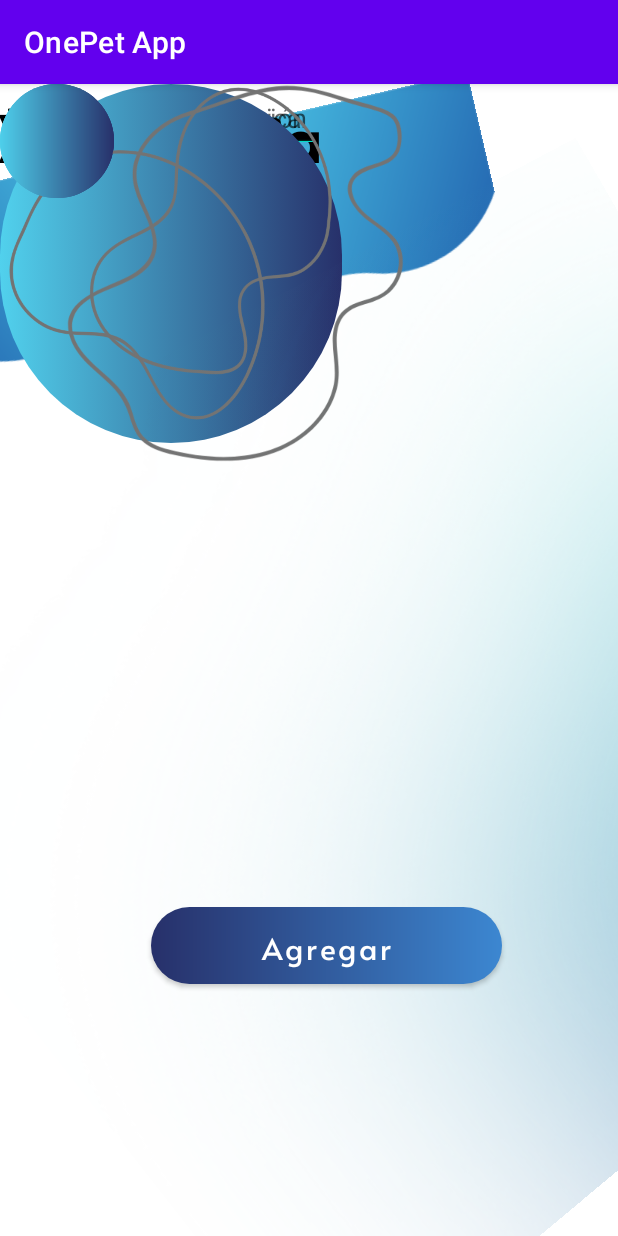
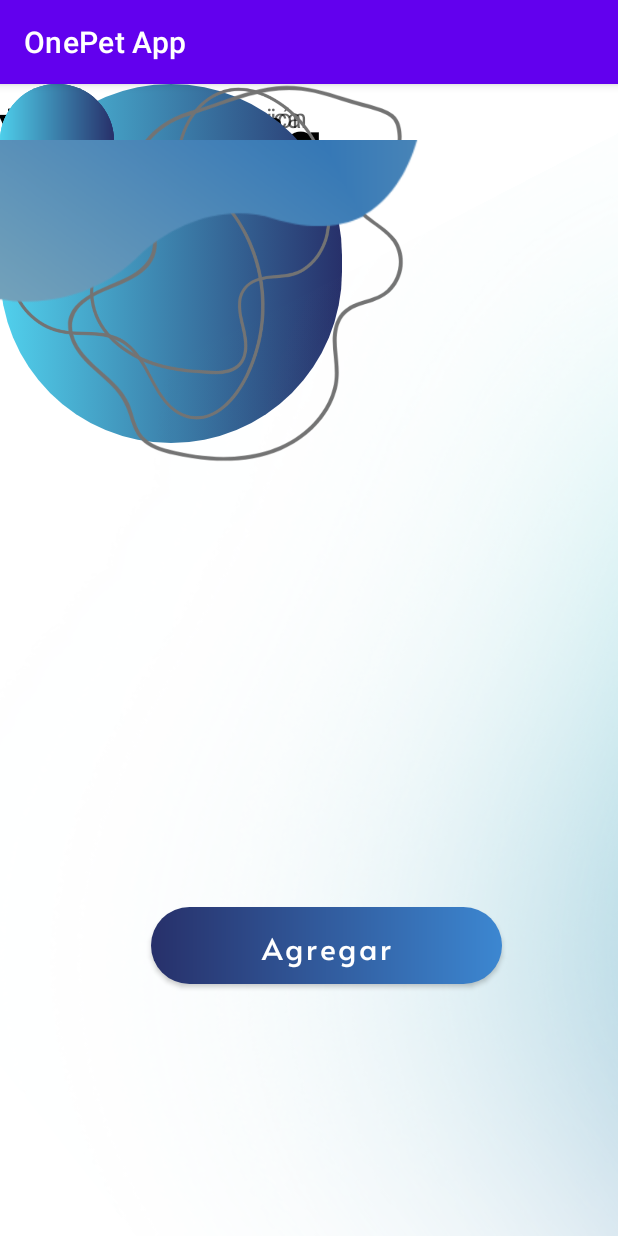
Before and after one commit to jincld/Onepet-App, an Android app: the agregarVeterinariadv screen opened directly, with no data from a screen before it, on a phone screen of 412 x 824 dp. Run offline under Robolectric (Android 15) with nearby library versions, the phone set to English and light mode, and no system bars; Roboto replaces fonts that are not available here.

Commit message:
Cambios que no se que son

```diff
--- a/app/src/main/res/layout/activity_agregar_veterinaria.xml
+++ b/app/src/main/res/layout/activity_agregar_veterinaria.xml
@@ -7,15 +7,6 @@
     android:layout_height="match_parent"
     tools:context=".agregarVeterinariadv">
 
-
-    <ImageView
-        android:id="@+id/imageView44"
-        android:layout_width="356dp"
-        android:layout_height="411dp"
-        android:rotation="-13"
-        android:src="@drawable/wavedegdos"
-        tools:layout_editor_absoluteX="0dp"
-        tools:layout_editor_absoluteY="-102dp" />
 
     <TextView
         android:id="@+id/txtTituloVet"
@@ -169,12 +160,20 @@
 
     <ImageView
         android:id="@+id/imageView46"
-        android:layout_width="610dp"
-        android:layout_height="891dp"
+        android:layout_width="668dp"
+        android:layout_height="952dp"
         android:rotation="-236"
         android:rotationY="-171"
         android:src="@drawable/degcelest"
-        tools:layout_editor_absoluteX="54dp"
-        tools:layout_editor_absoluteY="59dp" />
+        tools:layout_editor_absoluteX="6dp"
+        tools:layout_editor_absoluteY="57dp" />
+
+    <ImageView
+        android:id="@+id/imageView27"
+        android:layout_width="421dp"
+        android:layout_height="496dp"
+        app:srcCompat="@drawable/vetAgregar"
+        tools:layout_editor_absoluteX="-21dp"
+        tools:layout_editor_absoluteY="-75dp" />
 
 </androidx.constraintlayout.widget.ConstraintLayout>
```
Also changed, not shown: app/src/main/res/layout/fragment_miveterinariadv.xml (+11 -0 lines), app/src/main/res/drawable/vetAgregar.png (added).
